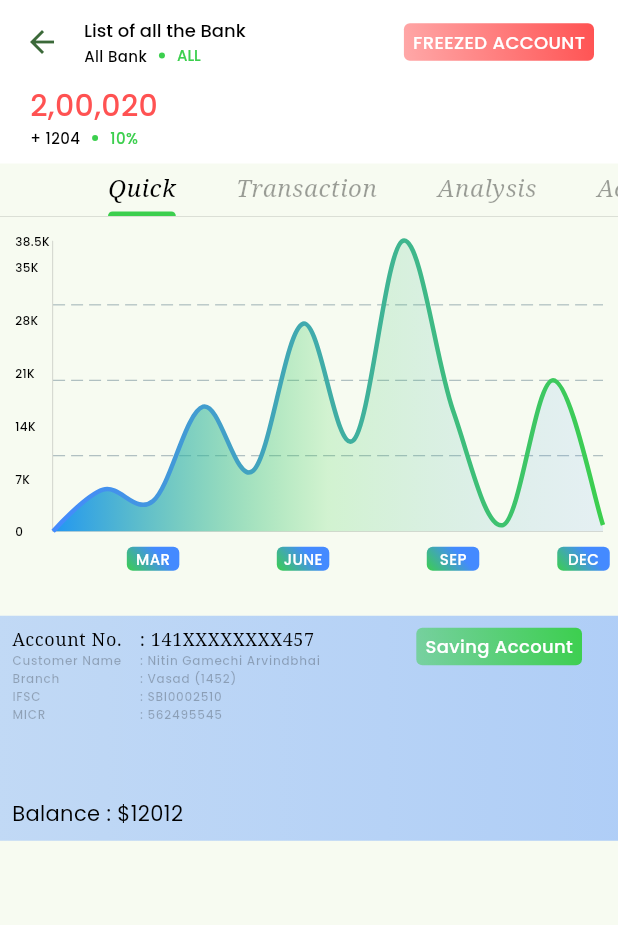
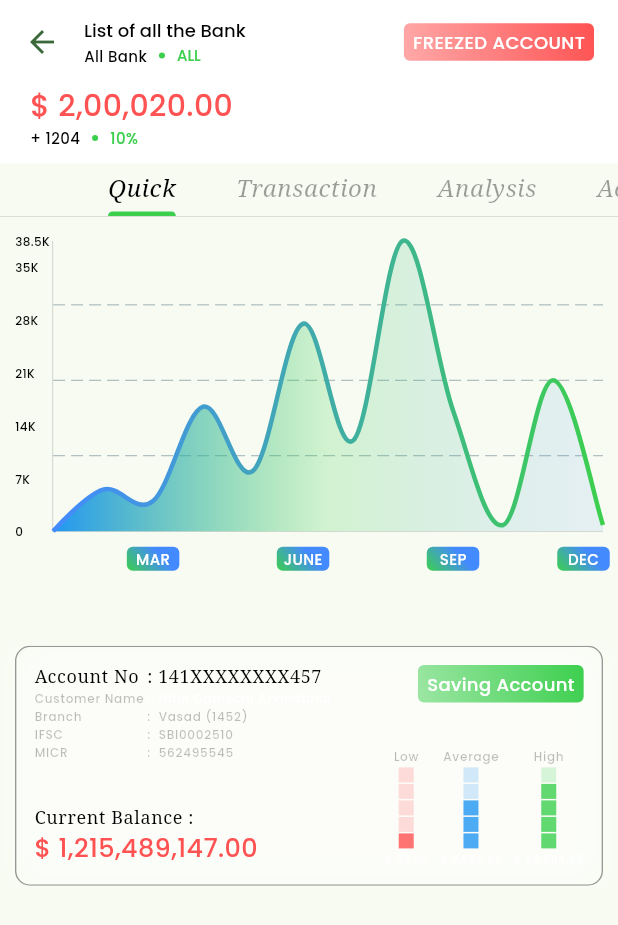
Before and after one commit to GamechiNitin/SimpleBank, a Flutter app: the WatchListScreen screen opened directly, after a tap on the "format list bulleted" icon, after a tap on "All Bank", on a phone screen of 412 x 824 dp. Shown: the top 925 px of the screen. Run offline on Flutter 3.47's test engine with Material 2 defaults, Android fonts, the phone set to English and light mode, and no system bars; drawn by our look-alikes of fl_chart; our stand-ins replace flutter_bloc, google_fonts, shared_preferences; accounts and stored records are empty; network calls fail.

Commit message:
WatchList UI : Account Info Card - R2

```diff
--- a/lib/utils/theme.dart
+++ b/lib/utils/theme.dart
@@ -91,6 +91,7 @@ class AppTheme {
       modalBackgroundColor: kDarkGreyColor,
     ),
     dividerColor: Colors.white38,
+    splashColor: ColorScheme.fromSeed(seedColor: kPrimaryColor).primary,
 
     colorScheme: ColorScheme(
       brightness: Brightness.dark,
--- a/lib/view/screen/watchlist/watchlist_details/component/account_info_appbar_component.dart
+++ b/lib/view/screen/watchlist/watchlist_details/component/account_info_appbar_component.dart
@@ -17,7 +17,7 @@ class AccountInfoAppBarComponent extends StatelessWidget {
         mainAxisSize: MainAxisSize.min,
         children: [
           Text(
-            balance ?? "2,00,020",
+            balance ?? "\$ 2,00,020.00",
             style: Theme.of(context).appBarTheme.titleTextStyle?.copyWith(
                   fontSize: 20,
                   color: kErrorColor,
--- /dev/null
+++ b/lib/view/screen/watchlist/watchlist_details/component/chart_tab_component.dart
@@ -0,0 +1,195 @@
+import 'package:simple_bank/utils/import.dart';
+import 'package:simple_bank/view/screen/watchlist/watchlist_details/component/sublabel_component.dart';
+import 'package:simple_bank/view/widget/chart/mini_hit_bar_chart.dart';
+
+class ChartTabComponent extends StatelessWidget {
+  const ChartTabComponent({
+    super.key,
+    required this.accountNumber,
+    required this.customerName,
+    required this.branch,
+    required this.ifsc,
+    required this.micr,
+    required this.currentBalance,
+    required this.accountType,
+    required this.lowAmount,
+    required this.averageAmount,
+    required this.highAmount,
+    required this.color,
+    this.applyBorder,
+  });
+  final String accountNumber;
+  final String accountType;
+  final String customerName;
+  final String branch;
+  final String ifsc;
+  final String micr;
+  final String currentBalance;
+  final String lowAmount;
+  final String averageAmount;
+  final String highAmount;
+  final Color color;
+  final bool? applyBorder;
+
+  @override
+  Widget build(BuildContext context) {
+    return ClipRRect(
+      borderRadius: applyBorder != null
+          ? BorderRadius.circular(kBorderRadius)
+          : BorderRadius.zero,
+      child: Container(
+        margin: applyBorder == true
+            ? const EdgeInsets.symmetric(horizontal: 10)
+            : EdgeInsets.zero,
+        padding: const EdgeInsets.symmetric(horizontal: 12, vertical: 12),
+        height: 160,
+        width: double.infinity,
+        decoration: BoxDecoration(
+          borderRadius:
+              applyBorder == true ? BorderRadius.circular(kBorderRadius) : null,
+          color: color.withOpacity(0.2),
+          border: Border.all(
+            color: Theme.of(context)
+                .appBarTheme
+                .titleTextStyle!
+                .color!
+                .withOpacity(0.4),
+            width: 0.9,
+          ),
+          boxShadow: [
+            BoxShadow(
+              blurRadius: 20,
+              spreadRadius: 0,
+              color: color.withAlpha(120),
+            )
+          ],
+        ),
+        child: Row(
+          crossAxisAlignment: CrossAxisAlignment.start,
+          mainAxisAlignment: MainAxisAlignment.spaceBetween,
+          children: [
+            Expanded(
+              child: Column(
+                crossAxisAlignment: CrossAxisAlignment.start,
+                mainAxisAlignment: MainAxisAlignment.spaceBetween,
+                children: [
+                  Column(
+                    children: [
+                      Row(
+                        children: [
+                          SizedBox(
+                            width: 75,
+                            child: Text(
+                              "Account No",
+                              style: Theme.of(context).textTheme.bodySmall,
+                            ),
+                          ),
+                          Text(
+                            ": $accountNumber",
+                            style: Theme.of(context).textTheme.bodySmall,
+                          ),
+                        ],
+                      ),
+                      SublaelComponent(
+                        l1: "Customer Name",
+                        l2: customerName,
+                        color: kWhiteColor,
+                      ),
+                      SublaelComponent(
+                        l1: "Branch",
+                        l2: branch,
+                      ),
+                      SublaelComponent(
+                        l1: "IFSC",
+                        l2: ifsc,
+                      ),
+                      SublaelComponent(
+                        l1: "MICR",
+                        l2: micr,
+                      )
+                    ],
+                  ),
+                  Column(
+                    crossAxisAlignment: CrossAxisAlignment.start,
+                    children: [
+                      Text(
+                        "Current Balance :",
+                        style: Theme.of(context).textTheme.bodySmall,
+                      ),
+                      Text(
+                        "\$ $currentBalance",
+                        maxLines: 2,
+                        style: Theme.of(context)
+                            .appBarTheme
+                            .titleTextStyle
+                            ?.copyWith(
+                              fontSize: 17,
+                              color: kErrorColor,
+                            ),
+                      ),
+                    ],
+                  ),
+                ],
+              ),
+            ),
+            Column(
+              mainAxisAlignment: MainAxisAlignment.spaceBetween,
+              crossAxisAlignment: CrossAxisAlignment.end,
+              children: [
+                Container(
+                  height: 25,
+                  padding: const EdgeInsets.symmetric(horizontal: 6),
+                  margin: const EdgeInsets.only(left: 16),
+                  alignment: Alignment.center,
+                  decoration: BoxDecoration(
+                    borderRadius: BorderRadius.circular(4),
+                    gradient: LinearGradient(
+                      begin: Alignment.topRight,
+                      end: Alignment.bottomLeft,
+                      colors: [
+                        kPrimaryColor,
+                        kPrimaryColor.withOpacity(0.5),
+                      ],
+                    ),
+                  ),
+                  child: Text(
+                    accountType,
+                    style: Theme.of(context).textTheme.bodyMedium?.copyWith(
+                          fontSize: size12,
+                          fontWeight: FontWeight.w500,
+                          color: kWhiteColor,
+                        ),
+                  ),
+                ),
+                Row(
+                  children: [
+                    MiniHitBarGraph(
+                      color: kErrorColor,
+                      label: "Low",
+                      index: 0,
+                      amount: lowAmount,
+                    ),
+                    const SizedBox(width: 8),
+                    MiniHitBarGraph(
+                      color: kBlueColor,
+                      label: "Average",
+                      index: 2,
+                      amount: averageAmount,
+                    ),
+                    const SizedBox(width: 8),
+                    MiniHitBarGraph(
+                      color: kPrimaryColor,
+                      label: "High",
+                      index: 3,
+                      amount: highAmount,
+                    ),
+                  ],
+                ),
+              ],
+            ),
+          ],
+        ),
+      ),
+    );
+  }
+}
--- a/lib/view/screen/watchlist/watchlist_details/component/sublabel_component.dart
+++ b/lib/view/screen/watchlist/watchlist_details/component/sublabel_component.dart
@@ -11,7 +11,7 @@ class SublaelComponent extends StatelessWidget {
     return Row(
       children: [
         SizedBox(
-          width: 85,
+          width: 75,
           child: Text(
             l1 ?? "",
             style: Theme.of(context).textTheme.labelSmall?.copyWith(
@@ -19,12 +19,16 @@ class SublaelComponent extends StatelessWidget {
                 ),
           ),
         ),
-        Text(
-          ": $l2",
-          style: Theme.of(context).textTheme.labelSmall?.copyWith(
-                fontSize: 8,
-                color: color,
-              ),
+        Flexible(
+          child: Text(
+            ":  $l2",
+            maxLines: 1,
+            overflow: TextOverflow.ellipsis,
+            style: Theme.of(context).textTheme.labelSmall?.copyWith(
+                  fontSize: 8,
+                  color: color,
+                ),
+          ),
         ),
       ],
     );
--- a/lib/view/screen/watchlist/watchlist_details/tabs/chart_tabs.dart
+++ b/lib/view/screen/watchlist/watchlist_details/tabs/chart_tabs.dart
@@ -1,120 +1,37 @@
 import 'package:simple_bank/utils/import.dart';
+import 'package:simple_bank/view/screen/watchlist/watchlist_details/component/chart_tab_component.dart';
 import 'package:simple_bank/view/screen/watchlist/watchlist_details/component/sublabel_component.dart';
 import 'package:simple_bank/view/widget/chart/line_chart.dart';
+import 'package:simple_bank/view/widget/chart/mini_hit_bar_chart.dart';
 
 class ChartTab extends StatelessWidget {
   const ChartTab({super.key});
 
   @override
   Widget build(BuildContext context) {
-    return Column(
+    return ListView(
       children: [
         const LineChartWidget(),
         const SizedBox(height: 30),
-        Container(
-          height: 150,
-          width: double.infinity,
-          decoration: BoxDecoration(
-            gradient: LinearGradient(
-              colors: [
-                kBlueAccentColor.withOpacity(0.3),
-                kBlueAccentColor.withOpacity(0.4),
-                // kPrimaryColor.withOpacity(0.8),
-              ],
-            ),
-          ),
-          child: Column(
-            crossAxisAlignment: CrossAxisAlignment.start,
-            mainAxisAlignment: MainAxisAlignment.spaceBetween,
-            children: [
-              Padding(
-                padding: const EdgeInsets.all(8.0),
-                child: Row(
-                  crossAxisAlignment: CrossAxisAlignment.start,
-                  mainAxisAlignment: MainAxisAlignment.spaceBetween,
-                  children: [
-                    Expanded(
-                      child: Column(
-                        mainAxisAlignment: MainAxisAlignment.start,
-                        crossAxisAlignment: CrossAxisAlignment.start,
-                        children: [
-                          Row(
-                            children: [
-                              SizedBox(
-                                width: 85,
-                                child: Text(
-                                  "Account No.",
-                                  style: Theme.of(context).textTheme.bodySmall,
-                                ),
-                              ),
-                              Text(
-                                ": 141XXXXXXXX457",
-                                style: Theme.of(context).textTheme.bodySmall,
-                              ),
-                            ],
-                          ),
-                          const SublaelComponent(
-                            l1: "Customer Name",
-                            l2: "Nitin Gamechi Arvindbhai",
-                          ),
-                          const SublaelComponent(
-                            l1: "Branch",
-                            l2: "Vasad (1452)",
-                          ),
-                          const SublaelComponent(
-                            l1: "IFSC",
-                            l2: "SBI0002510",
-                          ),
-                          const SublaelComponent(
-                            l1: "MICR",
-                            l2: "562495545",
-                          )
-                        ],
-                      ),
-                    ),
-                    Container(
-                      height: 25,
-                      padding: const EdgeInsets.symmetric(horizontal: 6),
-                      margin: const EdgeInsets.only(right: 16),
-                      alignment: Alignment.center,
-                      decoration: BoxDecoration(
-                        borderRadius: BorderRadius.circular(4),
-                        gradient: LinearGradient(
-                          begin: Alignment.topRight,
-                          end: Alignment.bottomLeft,
-                          colors: [
-                            // kBlueAccentColor,
-                            // kPrimaryColor,
-                            kPrimaryColor,
-                            kPrimaryColor.withOpacity(0.5),
-                          ],
-                        ),
-                      ),
-                      child: Text(
-                        "Saving Account",
-                        style: Theme.of(context).textTheme.bodyMedium?.copyWith(
-                              fontSize: size12,
-                              fontWeight: FontWeight.w500,
-                              color: kWhiteColor,
-                            ),
-                      ),
-                    ),
-                  ],
-                ),
-              ),
-              const SizedBox(
-                height: 2,
-              ),
-              Padding(
-                padding: const EdgeInsets.all(8.0),
-                child: Text(
-                  "Balance : \$12012",
-                  maxLines: 2,
-                  style: Theme.of(context).textTheme.bodyMedium,
-                ),
-              ),
-            ],
-          ),
+        const SizedBox(
+          height: 20,
+        ),
+        ChartTabComponent(
+          accountNumber: "141XXXXXXXX457",
+          branch: "Vasad (1452)",
+          customerName: "Nitin Gamechi Arvindbhai",
+          ifsc: "SBI0002510",
+          micr: "562495545",
+          currentBalance: "1,215,489,147.00",
+          accountType: "Saving Account",
+          lowAmount: "93.00",
+          averageAmount: "3,555.00",
+          highAmount: "50,004.85",
+          color: Theme.of(context).appBarTheme.backgroundColor!,
+          applyBorder: true,
+        ),
+        const SizedBox(
+          height: 20,
         ),
       ],
     );
--- a/lib/view/screen/watchlist/watchlist_details/watchlist_details_screen.dart
+++ b/lib/view/screen/watchlist/watchlist_details/watchlist_details_screen.dart
@@ -45,11 +45,11 @@ class _WatchListDetailScreenState extends State<WatchListDetailScreen>
   @override
   Widget build(BuildContext context) {
     return Scaffold(
+      // backgroundColor: kBlackColor,
       body: NestedScrollView(
-        physics: const BouncingScrollPhysics(),
+        // physics: const BouncingScrollPhysics(),
         controller: scrollController,
         headerSliverBuilder: (context, val) {
-          log(val.toString());
           return [
             SliverAppBar(
               surfaceTintColor: kTransparentColor,
--- /dev/null
+++ b/lib/view/widget/chart/mini_hit_bar_chart.dart
@@ -0,0 +1,50 @@
+
+import 'package:simple_bank/utils/import.dart';
+
+class MiniHitBarGraph extends StatelessWidget {
+  const MiniHitBarGraph(
+      {super.key,
+      required this.label,
+      required this.amount,
+      required this.index,
+      required this.color});
+  final String label;
+  final String amount;
+  final int index;
+  final Color color;
+
+  @override
+  Widget build(BuildContext context) {
+    return Column(
+      children: [
+        Text(
+          label,
+          style: Theme.of(context).textTheme.labelSmall?.copyWith(
+                fontSize: 8,
+              ),
+        ),
+        ...List.generate(
+          5,
+          (i) => Container(
+            margin: const EdgeInsets.only(top: 1),
+            height: 10,
+            width: 10,
+            color: index >= i ? color.withOpacity(0.8) : color.withOpacity(0.2),
+            // color: index >= i ? color.withOpacity(0.8) : color.withOpacity(0.2),
+          ),
+        ).reversed,
+        const SizedBox(
+          height: 2,
+        ),
+        Text(
+          "\$ $amount",
+          maxLines: 2,
+          style: Theme.of(context).textTheme.labelSmall?.copyWith(
+                fontSize: 7,
+                color: kWhiteColor,
+              ),
+        ),
+      ],
+    );
+  }
+}
```
